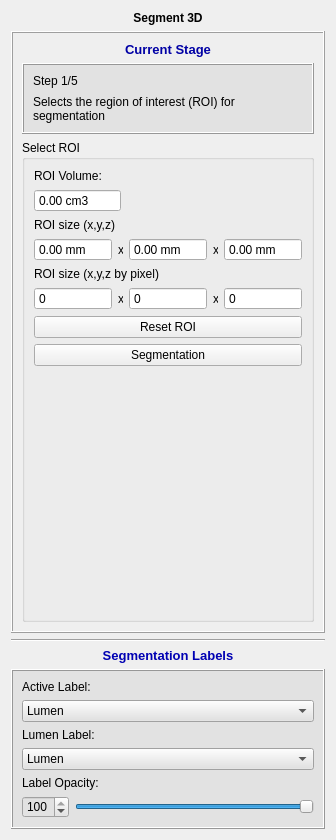
Above: codes/UI/ModuleWidget.ui from wuzhuobin/PlaqueQuant before the change. Below: the same form after it.
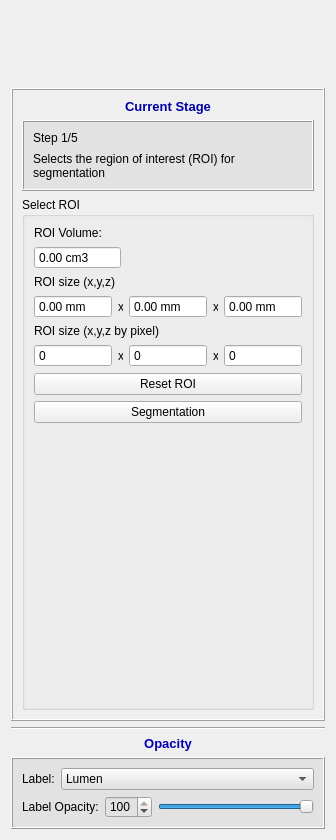
That is the form after the change. The open tabs and pages were chosen to show the change. Icons and pictures are not drawn.

```diff
--- a/codes/UI/ModuleWidget.ui
+++ b/codes/UI/ModuleWidget.ui
@@ -32,21 +32,9 @@
   </property>
   <layout class="QVBoxLayout" name="verticalLayout_2">
    <item>
-    <widget class="QLabel" name="label">
-     <property name="font">
-      <font>
-       <family>Arial</family>
-       <pointsize>9</pointsize>
-       <weight>75</weight>
-       <bold>true</bold>
-      </font>
-     </property>
-     <property name="text">
-      <string>Segment 3D</string>
-     </property>
-     <property name="alignment">
-      <set>Qt::AlignCenter</set>
-     </property>
+    <widget class="QStackedWidget" name="styleStackedWidget">
+     <widget class="QWidget" name="page_6"/>
+     <widget class="QWidget" name="page_7"/>
     </widget>
    </item>
    <item>
@@ -67,7 +55,7 @@
       <number>1</number>
      </property>
      <widget class="QWidget" name="page">
-      <layout class="QVBoxLayout" name="verticalLayout">
+      <layout class="QVBoxLayout" name="verticalLayout_9">
        <item>
         <widget class="QLabel" name="label_37">
          <property name="font">
@@ -1368,7 +1356,7 @@
       </font>
      </property>
      <property name="text">
-      <string>&lt;html&gt;&lt;head/&gt;&lt;body&gt;&lt;p&gt;&lt;span style=&quot; font-size:10pt; color:#0000b3;&quot;&gt;Segmentation Labels&lt;/span&gt;&lt;/p&gt;&lt;/body&gt;&lt;/html&gt;</string>
+      <string>&lt;html&gt;&lt;head/&gt;&lt;body&gt;&lt;p&gt;&lt;span style=&quot; font-size:10pt; color:#0000b3;&quot;&gt;Opacity&lt;/span&gt;&lt;/p&gt;&lt;/body&gt;&lt;/html&gt;</string>
      </property>
      <property name="alignment">
       <set>Qt::AlignCenter</set>
@@ -1392,7 +1380,9 @@
      <property name="frameShadow">
       <enum>QFrame::Raised</enum>
      </property>
-     <layout class="QVBoxLayout" name="verticalLayout_9">
+     <layout class="QVBoxLayout" name="verticalLayout">
+      <item>
+       <layout class="QHBoxLayout" name="horizontalLayout_6">
       <item>
        <widget class="QLabel" name="activeLabelLabel">
         <property name="font">
@@ -1401,12 +1391,18 @@
          </font>
         </property>
         <property name="text">
-         <string>Active Label:</string>
+           <string>Label:</string>
         </property>
        </widget>
       </item>
       <item>
        <widget class="QComboBox" name="labelComboBox">
+          <property name="sizePolicy">
+           <sizepolicy hsizetype="Expanding" vsizetype="Fixed">
+            <horstretch>0</horstretch>
+            <verstretch>0</verstretch>
+           </sizepolicy>
+          </property>
         <property name="font">
          <font>
           <family>Arial</family>
@@ -1474,49 +1470,10 @@
         </item>
        </widget>
       </item>
-      <item>
-       <widget class="QLabel" name="lumenLabel">
-        <property name="font">
-         <font>
-          <family>Arial</family>
-         </font>
-        </property>
-        <property name="text">
-         <string>Lumen Label:</string>
-        </property>
-       </widget>
-      </item>
-      <item>
-       <widget class="QComboBox" name="lumenComboBox">
-        <property name="font">
-         <font>
-          <family>Arial</family>
-         </font>
-        </property>
-        <property name="iconSize">
-         <size>
-          <width>13</width>
-          <height>13</height>
-         </size>
-        </property>
-        <item>
-         <property name="text">
-          <string>Lumen</string>
-         </property>
-         <property name="icon">
-          <iconset resource="../../resources/Project.qrc">
-           <normaloff>:/icons/redbox.png</normaloff>:/icons/redbox.png</iconset>
-         </property>
-        </item>
-       </widget>
+       </layout>
       </item>
       <item>
        <layout class="QHBoxLayout" name="horizontalLayout_5">
-        <property name="topMargin">
-         <number>0</number>
-        </property>
-       </layout>
-      </item>
       <item>
        <widget class="QLabel" name="label_13">
         <property name="font">
@@ -1530,14 +1487,6 @@
        </widget>
       </item>
       <item>
-       <layout class="QHBoxLayout" name="horizontalLayout_6">
-        <property name="topMargin">
-         <number>0</number>
-        </property>
-        <property name="bottomMargin">
-         <number>0</number>
-        </property>
-        <item>
          <widget class="QSpinBox" name="opacitySpinBox">
           <property name="maximum">
            <number>100</number>
```
Left out of the diff: 39 changed lines with no effect on the pictures. Lines whose indentation alone changed are shown as unchanged.
